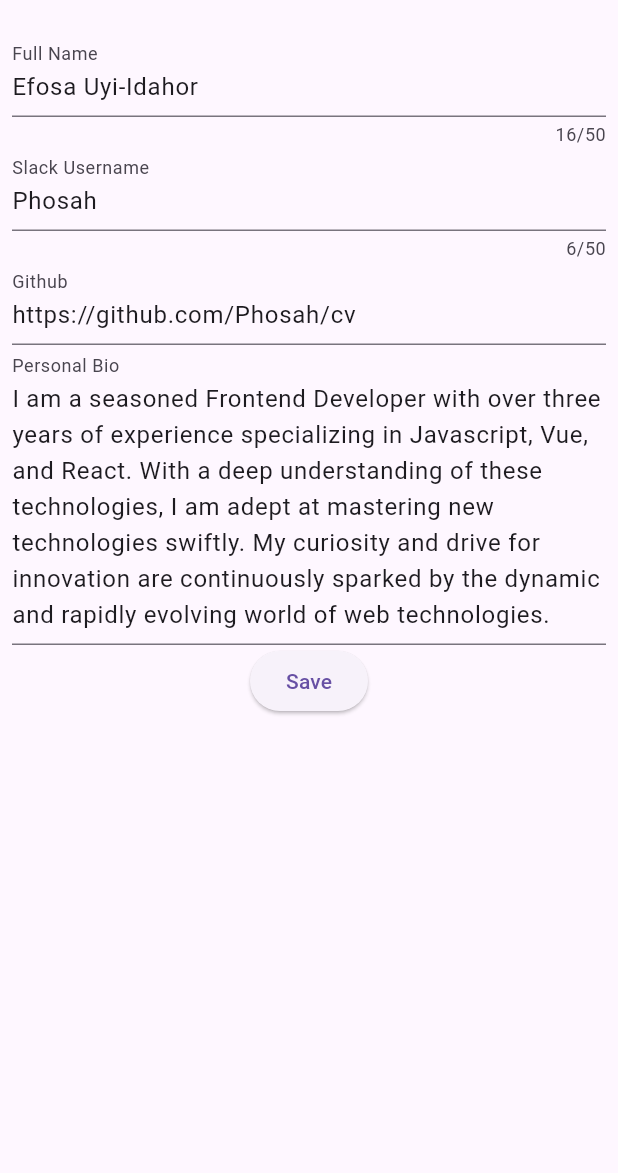
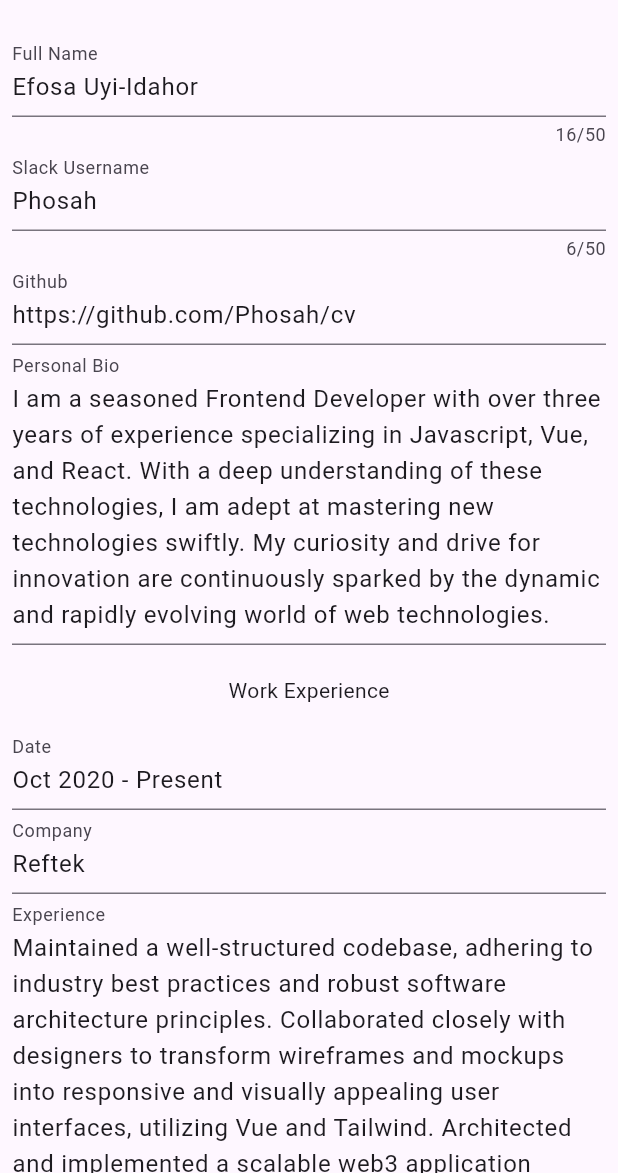
Before and after one commit to Phosah/cv, a Flutter app: the screen it shows after launch, after a tap on the "edit" icon, on a phone screen of 412 x 824 dp, the part 63-1236 px from its top. Run offline on Flutter 3.47's test engine with Material 3 defaults, Android fonts, the phone set to English and light mode, and no system bars; our stand-ins replace flutter_riverpod.

Commit message:
update to screens, model and provider files to edit and display data in realtime

```diff
--- a/lib/main.dart
+++ b/lib/main.dart
@@ -3,7 +3,7 @@ import 'package:flutter_riverpod/flutter_riverpod.dart';
 import 'package:cv_app/screens/cv_view_screen.dart';
 
 void main() {
-  runApp(ProviderScope(child: MyApp()) );
+  runApp(const ProviderScope(child: MyApp()));
 }
 
 class MyApp extends StatelessWidget {
--- a/lib/providers/cv_data_provider.dart
+++ b/lib/providers/cv_data_provider.dart
@@ -9,22 +9,20 @@ final cvDataProvider =
             githubHandle: 'https://github.com/Phosah/cv',
             personalBio:
                 'I am a seasoned Frontend Developer with over three years of experience specializing in Javascript, Vue, and React. With a deep understanding of these technologies, I am adept at mastering new technologies swiftly. My curiosity and drive for innovation are continuously sparked by the dynamic and rapidly evolving world of web technologies.',
+            workCompany: 'Reftek',
+            workDate: 'Oct 2020 - Present',
+            workRole:
+                'Maintained a well-structured codebase, adhering to industry best practices and robust software architecture principles. Collaborated closely with designers to transform wireframes and mockups into responsive and visually appealing user interfaces, utilizing Vue and Tailwind. Architected and implemented a scalable web3 application infrastructure using Next.js, leveraging its server-side rendering capabilities for optimal performance. ',
+            personalCompany: 'HNG i8 Finalist',
+            personalDate: 'Aug 2020 - Oct 2020',
+            personalRole:
+                'Participated in the frontend track that built ZuriChat. Lead the Vue team as Team lead from stage 7 to stage 10. Learnt how to work in groups and under pressure. Attained a pixel-perfect representation of the original design concept across both web and mobile platforms through meticulous attention to detail.',
             workExperience: [
               WorkExperience(
                 date: 'Oct 2022 - Present',
                 company: 'Reftek',
-                roles: [
-                  'Maintained a well-structured codebase, adhering to industry best practices and robust software architecture principles.',
-                  'Collaborated closely with designers to transform wireframes and mockups into responsive and visually appealing user interfaces, utilizing Vue and Tailwind.'
-                ],
-              ),
-              WorkExperience(
-                date: 'Jan 2020 - Oct 2022',
-                company: 'Gruve',
-                roles: [
-                  'Architected and implemented a scalable web3 application infrastructure using Next.js, leveraging its server-side rendering capabilities for optimal performance.',
-                  'Engineered efficient state management with Redux and Hooks, reducing code complexity by 25% and improving scalability and maintainability.'
-                ],
+                roles:
+                    'Maintained a well-structured codebase, adhering to industry best practices and robust software architecture principles. Collaborated closely with designers to transform wireframes and mockups into responsive and visually appealing user interfaces, utilizing Vue and Tailwind.',
               ),
             ],
             personalExperience: [
@@ -45,6 +43,15 @@ class CVDataNotifier extends StateNotifier<CVData> {
   String? get slackName => state.slackName;
   String? get githubHandle => state.githubHandle;
   String? get personalBio => state.personalBio;
+  String? get workCompany => state.workCompany;
+  String? get workDate => state.workDate;
+  String? get workRole => state.workRole;
+  String? get personalCompany => state.personalCompany;
+  String? get personalDate => state.personalDate;
+  String? get personalRole => state.personalRole;
+  // String? get workCompany => state.workExperience[0].company;
+  // String? get workDate => state.workExperience[0].date;
+  // String? get workDescription => state.workExperience[0].roles;
 
   void updateFullName(String fullName) {
     state = state.copyWith(fullName: fullName);
@@ -62,7 +69,33 @@ class CVDataNotifier extends StateNotifier<CVData> {
     state = state.copyWith(personalBio: personalBio);
   }
 
-  void updateWorkExperience(List<WorkExperience> workExperience) {
-    state = state.copyWith(workExperience: workExperience);
+  void updateWorkCompany(String workCompany) {
+    state = state.copyWith(workCompany: workCompany);
   }
+
+  void updateWorkDate(String workDate) {
+    state = state.copyWith(workDate: workDate);
+  }
+
+  void updateWorkRole(String workRole) {
+    state = state.copyWith(workRole: workRole);
+  }
+
+  void updatePersonalCompany(String personalCompany) {
+    state = state.copyWith(personalCompany: personalCompany);
+  }
+
+  void updatePersonalDate(String personalDate) {
+    state = state.copyWith(personalDate: personalDate);
+  }
+
+  void updatePersonalRole(String personalRole) {
+    state = state.copyWith(personalRole: personalRole);
+  }
+
+  // void updateWorkExperience(WorkExperience workExperience) {
+  //   state = state.copyWith(
+  //     workExperience: [workExperience],
+  //   );
+  // }
 }
--- a/lib/screens/cv_edit_screen.dart
+++ b/lib/screens/cv_edit_screen.dart
@@ -8,25 +8,39 @@ class CVEditScreen extends ConsumerWidget {
   final TextEditingController slackUsernameController = TextEditingController();
   final TextEditingController githubController = TextEditingController();
   final TextEditingController personalBioController = TextEditingController();
+  final TextEditingController workCompanyController = TextEditingController();
+  final TextEditingController workDateController = TextEditingController();
+  final TextEditingController workRoleController = TextEditingController();
+  final TextEditingController personalCompanyController =
+      TextEditingController();
+  final TextEditingController personalDateController = TextEditingController();
+  final TextEditingController personalRoleController = TextEditingController();
 
   @override
   Widget build(BuildContext context, WidgetRef ref) {
-    final _formKey = GlobalKey<FormState>();
+    final formKey = GlobalKey<FormState>();
     final cvDataNotifier = ref.read(cvDataProvider.notifier);
 
     fullNameController.text = cvDataNotifier.fullName ?? '';
     slackUsernameController.text = cvDataNotifier.slackName ?? '';
     githubController.text = cvDataNotifier.githubHandle ?? '';
     personalBioController.text = cvDataNotifier.personalBio ?? '';
+    workCompanyController.text = cvDataNotifier.workCompany ?? '';
+    workDateController.text = cvDataNotifier.workDate ?? '';
+    workRoleController.text = cvDataNotifier.workRole ?? '';
+    personalCompanyController.text = cvDataNotifier.personalCompany ?? '';
+    personalDateController.text = cvDataNotifier.personalDate ?? '';
+    personalRoleController.text = cvDataNotifier.personalRole ?? '';
 
     return Scaffold(
       appBar: AppBar(
         title: const Text('CV APPLICATION'),
       ),
-      body: Padding(
+      body: SingleChildScrollView(
+        child: Padding(
           padding: const EdgeInsets.all(8.0),
           child: Form(
-          key: _formKey,
+            key: formKey,
             child: Column(
               children: [
                 TextFormField(
@@ -70,26 +84,102 @@ class CVEditScreen extends ConsumerWidget {
                     cvDataNotifier.updatePersonalBio(value!);
                   },
                 ),
-              // TextFormField(
-              //   maxLength: 50,
-              //   decoration: const InputDecoration(
-              //     labelText: 'Description',
-              //   ),
-              //   onSaved: (value) {
-              //     final workExperience = [
-              //       WorkExperience(
-              //         date: '...',
-              //         company: '...',
-              //         roles: [value!],
-              //       ),
-              //     ];
-              //     cvDataNotifier.updateWorkExperience(workExperience);
-              //   },
-              // ),
+
+                // const WorkExperienceForm(),
+                const SizedBox(height: 20.0),
+                const Text('Work Experience'),
+                const SizedBox(height: 14.0),
+                TextFormField(
+                  controller: workDateController,
+                  decoration: const InputDecoration(labelText: 'Date'),
+                  validator: (value) {
+                    if (value == null || value.isEmpty) {
+                      return 'Please enter date';
+                    }
+                    return null;
+                  },
+                  onSaved: (value) {
+                    cvDataNotifier.updateWorkDate(value!);
+                  },
+                ),
+                TextFormField(
+                  controller: workCompanyController,
+                  decoration: const InputDecoration(labelText: 'Company'),
+                  validator: (value) {
+                    if (value == null || value.isEmpty) {
+                      return 'Please enter company';
+                    }
+                    return null;
+                  },
+                  onSaved: (value) {
+                    cvDataNotifier.updateWorkCompany(value!);
+                  },
+                ),
+                TextFormField(
+                  maxLines: null,
+                  keyboardType: TextInputType.multiline,
+                  controller: workRoleController,
+                  decoration: const InputDecoration(labelText: 'Experience'),
+                  validator: (value) {
+                    if (value == null || value.isEmpty) {
+                      return 'Please enter experience';
+                    }
+                    return null;
+                  },
+                  onSaved: (value) {
+                    cvDataNotifier.updateWorkRole(value!);
+                  },
+                ),
+
+                const SizedBox(height: 20.0),
+                const Text('Personal Experience'),
+                const SizedBox(height: 14.0),
+                TextFormField(
+                  controller: personalDateController,
+                  decoration: const InputDecoration(labelText: 'Date'),
+                  validator: (value) {
+                    if (value == null || value.isEmpty) {
+                      return 'Please enter date';
+                    }
+                    return null;
+                  },
+                  onSaved: (value) {
+                    cvDataNotifier.updatePersonalDate(value!);
+                  },
+                ),
+                TextFormField(
+                  controller: personalCompanyController,
+                  decoration: const InputDecoration(labelText: 'Company'),
+                  validator: (value) {
+                    if (value == null || value.isEmpty) {
+                      return 'Please enter company';
+                    }
+                    return null;
+                  },
+                  onSaved: (value) {
+                    cvDataNotifier.updatePersonalCompany(value!);
+                  },
+                ),
+                TextFormField(
+                  maxLines: null,
+                  keyboardType: TextInputType.multiline,
+                  controller: personalRoleController,
+                  decoration: const InputDecoration(labelText: 'Experience'),
+                  validator: (value) {
+                    if (value == null || value.isEmpty) {
+                      return 'Please enter experience';
+                    }
+                    return null;
+                  },
+                  onSaved: (value) {
+                    cvDataNotifier.updatePersonalRole(value!);
+                  },
+                ),
+
                 ElevatedButton(
                   onPressed: () {
-                  if (_formKey.currentState!.validate()) {
-                    _formKey.currentState!.save();
+                    if (formKey.currentState!.validate()) {
+                      formKey.currentState!.save();
                       Navigator.pop(context);
                     }
                   },
@@ -99,6 +189,7 @@ class CVEditScreen extends ConsumerWidget {
             ),
           ),
         ),
+      ),
     );
   }
 }
--- a/lib/screens/cv_view_screen.dart
+++ b/lib/screens/cv_view_screen.dart
@@ -79,79 +79,75 @@ class CVViewScreen extends ConsumerWidget {
               const SizedBox(
                 height: 10,
               ),
-              const Text(
+              Container(
+                margin: const EdgeInsets.only(bottom: 10),
+                decoration: const BoxDecoration(
+                  border: Border(
+                    bottom: BorderSide(
+                      color: Colors.black,
+                      width: 1.0,
+                    ),
+                  ),
+                ),
+                child: const Text(
                   'Work Experience:',
                   style: TextStyle(fontWeight: FontWeight.bold),
                 ),
-              ListView.builder(
-                shrinkWrap: true,
-                itemCount: cvData.workExperience.length,
-                itemBuilder: (context, index) {
-                  final workExperience = cvData.workExperience[index];
-                  return ListTile(
-                    title: Row(
-                      mainAxisAlignment: MainAxisAlignment.spaceBetween,
+              ),
+              Row(
                 children: [
                   Text(
-                          workExperience.company,
+                    cvData.workCompany,
                     style: const TextStyle(
-                            fontWeight: FontWeight.bold,
-                            fontSize: 20,
-                          ),
+                        fontWeight: FontWeight.bold, fontSize: 20.0),
                   ),
                   const Spacer(),
                   Text(
-                          workExperience.date,
+                    cvData.workDate,
                     style: const TextStyle(
-                              fontSize: 14, fontWeight: FontWeight.w500),
-                        ),
-                      ],
-                    ),
-                    subtitle: Column(
-                      crossAxisAlignment: CrossAxisAlignment.start,
-                      children: workExperience.roles
-                          .map((role) => Text(role))
-                          .toList(),
-                    ),
-                  );
-                },
-              ),
-              const SizedBox(
-                height: 10,
-              ),
-              const Text(
-                'Personal Experience:',
-                style: TextStyle(fontWeight: FontWeight.bold),
-              ),
-              ListView.builder(
-                shrinkWrap: true,
-                itemCount: cvData.personalExperience.length,
-                itemBuilder: (context, index) {
-                  final personalExperience = cvData.personalExperience[index];
-                  return ListTile(
-                    title: Row(
-                      mainAxisAlignment: MainAxisAlignment.spaceBetween,
-                      children: [
-                        Text(
-                          personalExperience.company,
-                          style: const TextStyle(
-                            fontWeight: FontWeight.bold,
-                            fontSize: 20,
-                          ),
-                        ),
-                        const Spacer(),
-                        Text(
-                          personalExperience.date,
-                          style: const TextStyle(
-                            fontSize: 14,
-                            fontWeight: FontWeight.w500,
+                      color: Colors.blue,
                     ),
                   ),
                 ],
               ),
-                    subtitle: Text(personalExperience.description),
-                  );
-                },
+              Text(cvData.workRole),
+              const SizedBox(
+                height: 20,
+              ),
+              Container(
+                margin: const EdgeInsets.only(bottom: 10),
+                decoration: const BoxDecoration(
+                  border: Border(
+                    bottom: BorderSide(
+                      color: Colors.black,
+                      width: 1.0,
+                    ),
+                  ),
+                ),
+                child: const Text(
+                  'Personal Experience:',
+                  style: TextStyle(fontWeight: FontWeight.bold),
+                ),
+              ),
+              Row(
+                children: [
+                  Text(
+                    cvData.personalCompany,
+                    style: const TextStyle(
+                        fontWeight: FontWeight.bold, fontSize: 20.0),
+                  ),
+                  const Spacer(),
+                  Text(
+                    cvData.personalDate,
+                    style: const TextStyle(
+                      color: Colors.blue,
+                    ),
+                  ),
+                ],
+              ),
+              Text(cvData.personalRole),
+              const SizedBox(
+                height: 10,
               ),
             ],
           ),
--- a/pubspec.yaml
+++ b/pubspec.yaml
@@ -35,7 +35,8 @@ dependencies:
   # Use with the CupertinoIcons class for iOS style icons.
   cupertino_icons: ^1.0.2
   flutter_riverpod: ^2.4.0
-  material_color_utilities: ^0.8.0
+  material_color_utilities: ^0.5.0
+  webview_flutter: ^4.2.2
 
 dev_dependencies:
   flutter_test:
```
Also changed, not shown: lib/models/cv_data.dart (+37 -16 lines), lib/widgets/work_experience.dart (added, +91 -0 lines), lib/widgets/personal_experience.dart (added), pubspec.lock. Lines whose indentation alone changed are shown as unchanged.
